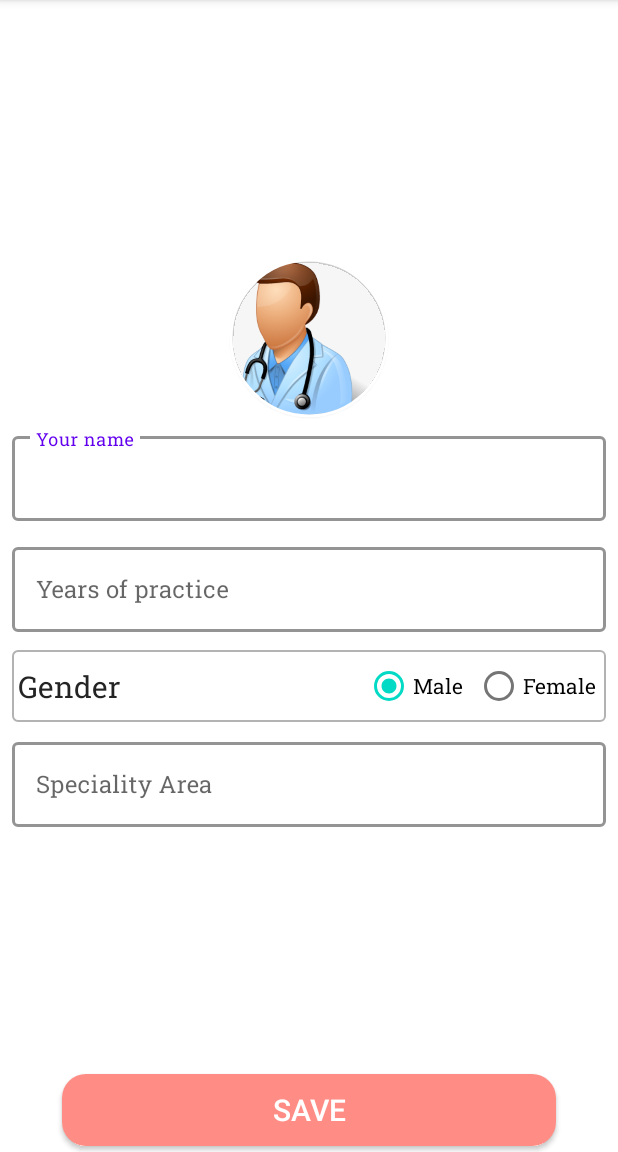
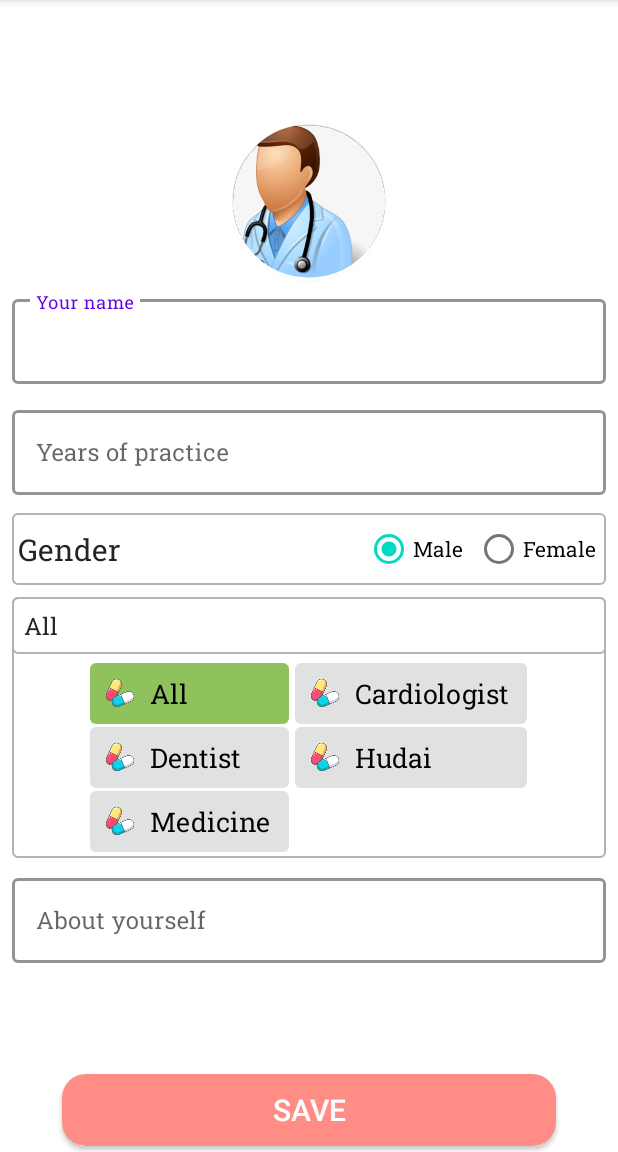
Before and after one commit to abusaeed2433/DoctorPatient, an Android app: the DoctorProfile screen opened directly, with no data from a screen before it, on a phone screen of 412 x 824 dp, the part 84-1236 px from its top. Run offline under Robolectric (Android 15) with nearby library versions, the phone set to English and light mode, and no system bars; our stand-ins replace Firebase (no records; nobody signed in at launch, a user with empty details on screens opened directly), FlexboxLayout; pictures from the network do not load; 4 statements that could not run were skipped.

Commit message:
doctor profile ok

```diff
--- a/app/build.gradle
+++ b/app/build.gradle
@@ -78,4 +78,6 @@ dependencies {
     //for supporting java_8 features
     coreLibraryDesugaring 'com.android.tools:desugar_jdk_libs:2.1.4'
 
+    implementation 'com.google.android.flexbox:flexbox:3.0.0'
+
 }
--- a/app/src/main/java/com/unknownn/doctorpatient/fragments/patient_home/view/SpecialityAdapter.java
+++ b/app/src/main/java/com/unknownn/doctorpatient/fragments/patient_home/view/SpecialityAdapter.java
@@ -1,5 +1,6 @@
 package com.unknownn.doctorpatient.fragments.patient_home.view;
 
+import android.annotation.SuppressLint;
 import android.content.Context;
 import android.util.Log;
 import android.view.LayoutInflater;
@@ -15,6 +16,7 @@ import com.unknownn.doctorpatient.R;
 import com.unknownn.doctorpatient.databinding.EachSpecialityDesignBinding;
 import com.unknownn.doctorpatient.enums.Speciality;
 
+import java.util.List;
 import java.util.Set;
 import java.util.TreeSet;
 
@@ -25,13 +27,13 @@ public class SpecialityAdapter extends ListAdapter<Speciality, SpecialityAdapter
     private Speciality curItem;
 
     private final ItemClickListener clickListener;
-    private final Set<Integer> selectedPositions = new TreeSet<>();
+    private final Set<Speciality> selectedSpecialities = new TreeSet<>();
 
-    protected SpecialityAdapter(Context mContext, ItemClickListener clickListener) {
+    public SpecialityAdapter(Context mContext, ItemClickListener clickListener) {
         super(diffCallback);
         this.mContext = mContext;
         this.clickListener = clickListener;
-        selectedPositions.add(0);
+        selectedSpecialities.add(Speciality.ALL);
     }
 
     private static final DiffUtil.ItemCallback<Speciality> diffCallback = new DiffUtil.ItemCallback<Speciality>() {
@@ -64,7 +66,7 @@ public class SpecialityAdapter extends ListAdapter<Speciality, SpecialityAdapter
                 .into(holder.binding.specialtyIcon);
         holder.binding.specialtyText.setText(curItem.category);
 
-        if(selectedPositions.contains(position)){
+        if(selectedSpecialities.contains(curItem)){
             holder.binding.llHolder.setBackgroundResource(R.drawable.selected_speciality);
         }
         else{
@@ -74,19 +76,26 @@ public class SpecialityAdapter extends ListAdapter<Speciality, SpecialityAdapter
         holder.itemView.setOnClickListener(v -> {
            final int curPosition = holder.getAdapterPosition();
 
-           final boolean removed = selectedPositions.contains(curPosition);
+           final boolean removed = selectedSpecialities.contains(getItem(curPosition));
 
            if(removed){
-               selectedPositions.remove(curPosition);
+               selectedSpecialities.remove(getItem(curPosition));
            }
            else{
-               selectedPositions.add(curPosition);
+               selectedSpecialities.add(getItem(curPosition));
            }
 
            notifyItemChanged(curPosition);
             Log.d("Speciality item clicked", "onBindViewHolder: "+curPosition);
            clickListener.onItemClicked(getItem(curPosition), removed);
         });
+    }
+
+    @SuppressLint("NotifyDataSetChanged")
+    public void updateSpecialities(List<Speciality> specialities){
+        selectedSpecialities.clear();
+        selectedSpecialities.addAll(specialities);
+        notifyDataSetChanged();
     }
 
     public static class ViewHolder extends RecyclerView.ViewHolder{
--- a/app/src/main/res/layout/activity_doctor_profile.xml
+++ b/app/src/main/res/layout/activity_doctor_profile.xml
@@ -15,10 +15,11 @@
         app:layout_constraintStart_toStartOf="parent"
         app:layout_constraintTop_toTopOf="parent">
 
-        <androidx.constraintlayout.widget.ConstraintLayout
+        <LinearLayout
             android:id="@+id/constraintLayout2"
             android:layout_width="match_parent"
             android:layout_height="wrap_content"
+            android:orientation="vertical"
             android:padding="8dp"
             app:layout_constraintBottom_toBottomOf="parent"
             app:layout_constraintEnd_toEndOf="parent"
@@ -30,7 +31,7 @@
                 android:id="@+id/imageViewProfile"
                 android:layout_width="120dp"
                 android:layout_height="120dp"
-                android:layout_centerHorizontal="true"
+                android:layout_gravity="center_horizontal"
                 android:elevation="1dp"
                 android:padding="8dp"
                 android:scaleType="centerCrop"
@@ -138,6 +139,41 @@
 
             </androidx.constraintlayout.widget.ConstraintLayout>
 
+            <LinearLayout
+                android:layout_width="match_parent"
+                android:layout_height="wrap_content"
+                android:layout_marginTop="8dp"
+                android:orientation="vertical"
+                android:background="@drawable/just_stroke_only">
+
+                <TextView
+                    android:id="@+id/tvSpecialities"
+                    android:layout_width="match_parent"
+                    android:layout_height="wrap_content"
+                    android:background="@drawable/just_stroke_only"
+                    android:text="@string/all"
+                    android:textColor="@color/text_color"
+                    android:padding="8dp"
+                    android:textSize="@dimen/text_size"/>
+
+                <androidx.recyclerview.widget.RecyclerView
+                    android:id="@+id/rvSpeciality"
+                    android:layout_width="wrap_content"
+                    android:layout_height="wrap_content"
+                    android:layout_margin="4dp"
+                    android:layout_gravity="center_horizontal"
+                    android:orientation="horizontal"
+                    app:layoutManager="androidx.recyclerview.widget.GridLayoutManager"
+                    app:spanCount="3"
+                    tools:itemCount="9"
+                    app:layout_constraintEnd_toEndOf="parent"
+                    app:layout_constraintStart_toStartOf="parent"
+                    app:layout_constraintTop_toBottomOf="@+id/textView4"
+                    app:reverseLayout="false"
+                    tools:listitem="@layout/each_speciality_design" />
+
+            </LinearLayout>
+
             <com.google.android.material.textfield.TextInputLayout
                 style="@style/editTextStyle2"
                 android:layout_width="match_parent"
@@ -148,16 +184,16 @@
                 app:layout_constraintTop_toBottomOf="@+id/constraintLayout">
 
                 <com.google.android.material.textfield.TextInputEditText
-                    android:id="@+id/editTextSpeciality"
+                    android:id="@+id/editTextDescription"
                     android:layout_width="match_parent"
                     android:layout_height="wrap_content"
-                    android:hint="@string/speciality_area"
+                    android:hint="@string/about_yourself"
                     android:textColor="@color/text_color"
                     android:textSize="16sp"/>
 
             </com.google.android.material.textfield.TextInputLayout>
 
-        </androidx.constraintlayout.widget.ConstraintLayout>
+        </LinearLayout>
 
     </ScrollView>
 
--- a/app/src/main/res/layout/each_speciality_design.xml
+++ b/app/src/main/res/layout/each_speciality_design.xml
@@ -5,6 +5,7 @@
     android:layout_height="wrap_content"
     xmlns:tools="http://schemas.android.com/tools"
     android:layout_marginStart="2dp"
+    android:layout_marginTop="2dp"
     android:layout_marginEnd="2dp">
 
     <LinearLayout
--- a/app/src/main/res/values/strings.xml
+++ b/app/src/main/res/values/strings.xml
@@ -74,4 +74,6 @@
     <string name="find_your_doctor">Find your doctor</string>
     <string name="no_appointment">No appointment</string>
     <string name="my_appointments">My appointments</string>
+    <string name="about_yourself">About yourself</string>
+    <string name="all">All</string>
 </resources>
```
Also changed, not shown: app/src/main/java/com/unknownn/doctorpatient/DoctorProfile.java (+60 -7 lines), app/src/main/java/com/unknownn/doctorpatient/others/Doctor.java (+7 -3 lines).
